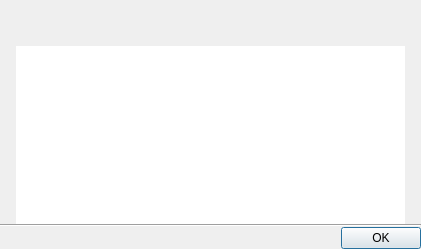
First picture: the form in client/libclient/src/ui/dialogs/license_notification_dialog.ui, repository networkoptix/nx_open, before the edit.
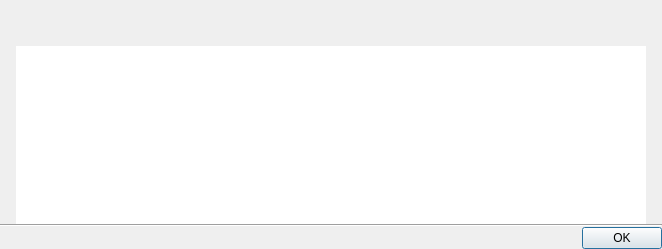
Second picture: the form after the edit.

Commit message:
License warning dialog is wider by default
<==== Mercurial data ====>
Branch: dev_3.0.0_gui

Diff of the .ui file:
```diff
--- a/client/libclient/src/ui/dialogs/license_notification_dialog.ui
+++ b/client/libclient/src/ui/dialogs/license_notification_dialog.ui
@@ -6,7 +6,7 @@
    <rect>
     <x>0</x>
     <y>0</y>
-    <width>421</width>
+    <width>662</width>
     <height>249</height>
    </rect>
   </property>
```
